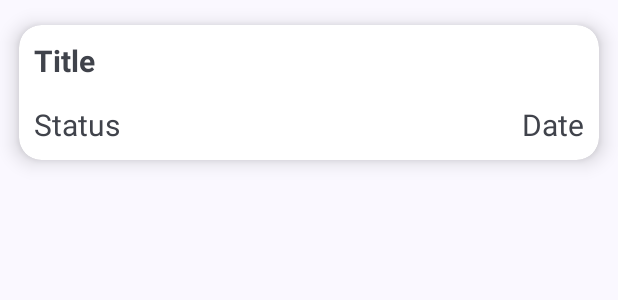
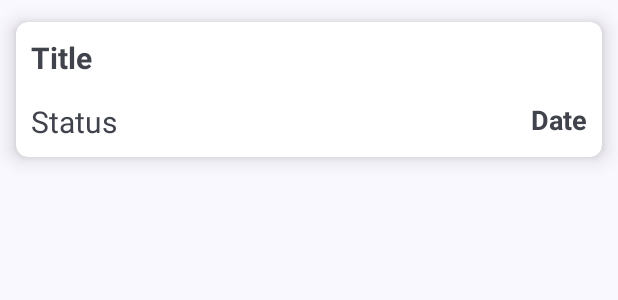
Before and after one commit to anu18dec/CodeforcesAnalyzerApp, an Android app: the layout contest_row.xml on its own in the app's theme, with its tools: preview values and no code run, on a phone screen of 412 x 824 dp. Shown: the top 300 px of the screen. Run offline under Robolectric (Android 15) with nearby library versions, the phone set to English and light mode, and no system bars; network calls fail.

Commit message:
No comment

```diff
--- a/app/src/main/java/com/example/codeforcesanalyzer/HomeFragment.java
+++ b/app/src/main/java/com/example/codeforcesanalyzer/HomeFragment.java
@@ -2,24 +2,19 @@ package com.example.codeforcesanalyzer;
 
 import android.os.Bundle;
 
-import androidx.appcompat.view.menu.MenuView;
 import androidx.cardview.widget.CardView;
 import androidx.constraintlayout.widget.ConstraintLayout;
 import androidx.fragment.app.Fragment;
 import androidx.fragment.app.FragmentManager;
 import androidx.interpolator.view.animation.FastOutSlowInInterpolator;
-
 import android.transition.AutoTransition;
 import android.transition.TransitionManager;
 import android.view.LayoutInflater;
-import android.view.Menu;
 import android.view.MenuItem;
 import android.view.View;
 import android.view.ViewGroup;
-
 import com.anychart.AnyChartView;
 import com.github.mikephil.charting.charts.BarChart;
-import com.google.android.material.bottomnavigation.BottomNavigationView;
 import com.google.android.material.floatingactionbutton.ExtendedFloatingActionButton;
 import com.google.android.material.progressindicator.LinearProgressIndicator;
 import com.google.android.material.textfield.TextInputEditText;
--- a/app/src/main/res/layout/contest_row.xml
+++ b/app/src/main/res/layout/contest_row.xml
@@ -9,7 +9,7 @@
     <androidx.cardview.widget.CardView
         android:layout_width="match_parent"
         android:layout_height="wrap_content"
-        app:cardCornerRadius="15dp"
+        app:cardCornerRadius="8dp"
         app:cardElevation="8dp"
         app:cardMaxElevation="8dp"
         app:cardPreventCornerOverlap="true"
@@ -57,7 +57,8 @@
                 android:layout_height="wrap_content"
                 android:layout_marginTop="15dp"
                 android:text="@string/date"
-                android:textSize="20sp"
+                android:textSize="18sp"
+                android:textStyle="bold"
 
                 app:layout_constraintEnd_toEndOf="parent"
                 app:layout_constraintTop_toBottomOf="@+id/contest_title"
```
Also changed, not shown: app/src/main/java/com/example/codeforcesanalyzer/RecyclerAdapter.java (+7 -0 lines).
